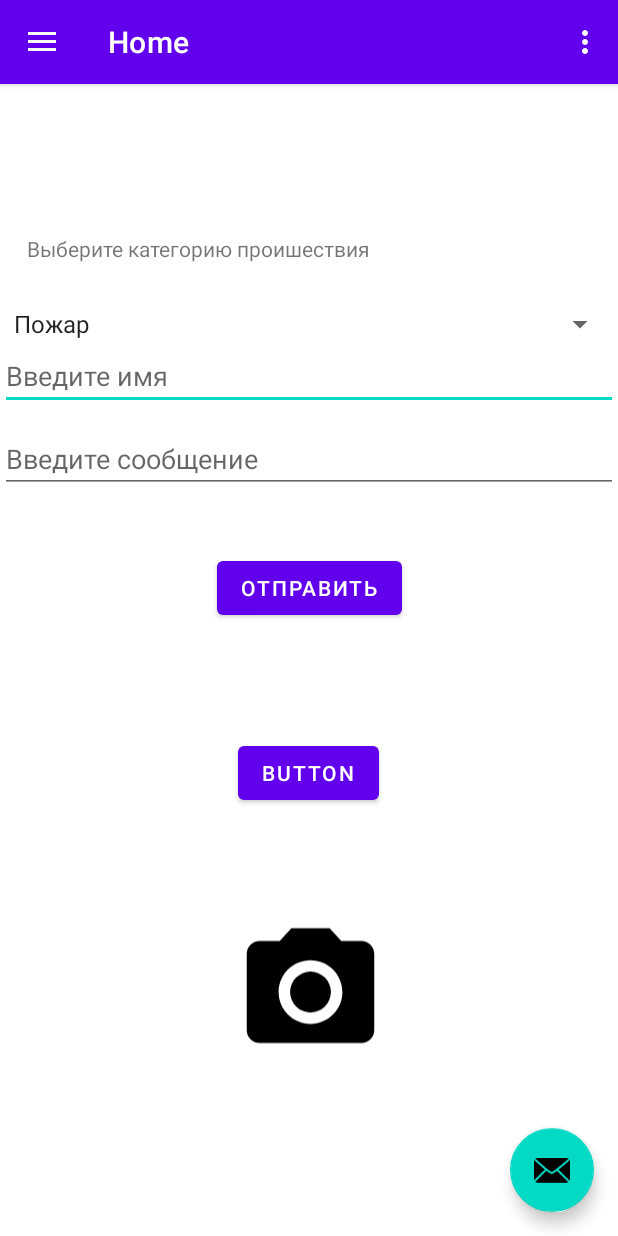
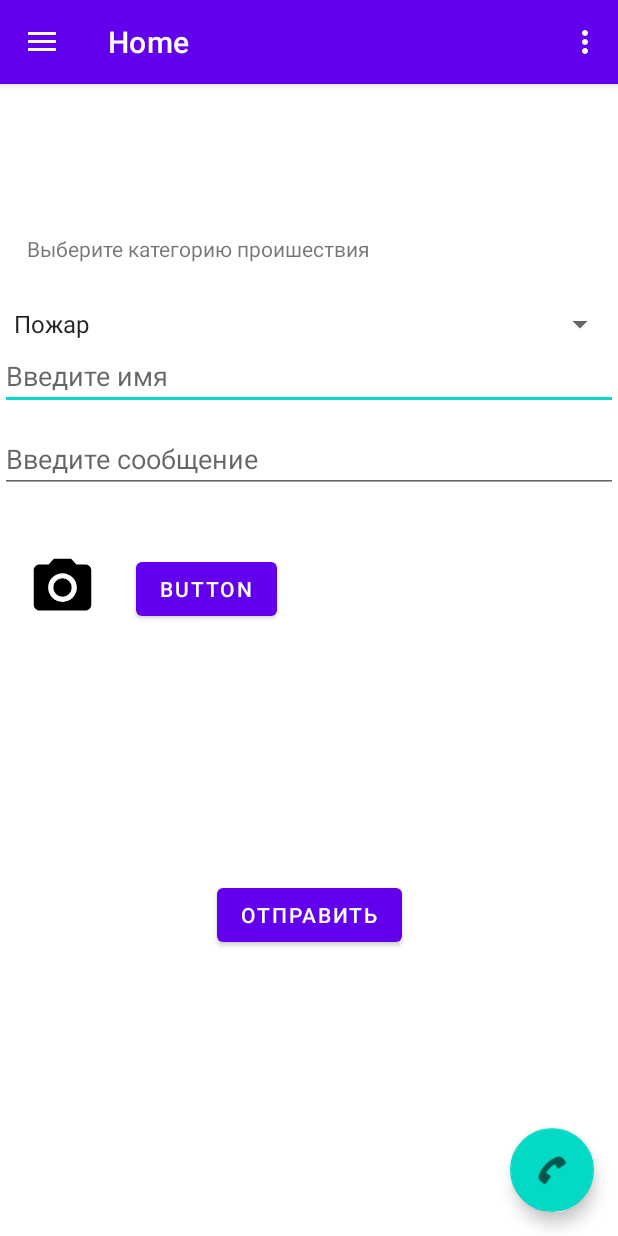
Before and after one commit to ghrthrth/mchsDiplom, an Android app: the screen it shows after launch (MainActivity), on a phone screen of 412 x 824 dp. Run offline under Robolectric (Android 15) with nearby library versions, the phone set to English and light mode, and no system bars; our stand-ins replace navigation-ui; pictures from the network do not load.

Commit message:
release v2

```diff
--- a/app/src/main/AndroidManifest.xml
+++ b/app/src/main/AndroidManifest.xml
@@ -1,7 +1,13 @@
 <?xml version="1.0" encoding="utf-8"?>
 <manifest xmlns:android="http://schemas.android.com/apk/res/android"
     xmlns:tools="http://schemas.android.com/tools">
+
+    <uses-feature
+        android:name="android.hardware.telephony"
+        android:required="false" />
+
     <uses-permission android:name="android.permission.INTERNET"/>
+    <uses-permission android:name="android.permission.CALL_PHONE" />
     <uses-permission android:name="android.permission.READ_EXTERNAL_STORAGE"
         android:maxSdkVersion="32" />
     <application
--- a/app/src/main/res/layout/app_bar_main.xml
+++ b/app/src/main/res/layout/app_bar_main.xml
@@ -29,6 +29,6 @@
         android:layout_gravity="bottom|end"
         android:layout_marginEnd="@dimen/fab_margin"
         android:layout_marginBottom="16dp"
-        app:srcCompat="@android:drawable/ic_dialog_email" />
+        app:srcCompat="@android:drawable/ic_menu_call" />
 
 </androidx.coordinatorlayout.widget.CoordinatorLayout>
--- a/app/src/main/res/layout/fragment_home.xml
+++ b/app/src/main/res/layout/fragment_home.xml
@@ -65,40 +65,38 @@
         android:id="@+id/send"
         android:layout_width="wrap_content"
         android:layout_height="wrap_content"
-        android:layout_marginStart="158dp"
-        android:layout_marginTop="39dp"
-        android:layout_marginEnd="159dp"
-        android:layout_marginBottom="372dp"
+        android:layout_marginStart="143dp"
+        android:layout_marginEnd="143dp"
+        android:layout_marginBottom="190dp"
         android:text="Отправить"
         app:layout_constraintBottom_toBottomOf="parent"
         app:layout_constraintEnd_toEndOf="parent"
-        app:layout_constraintHorizontal_bias="0.483"
-        app:layout_constraintStart_toStartOf="parent"
-        app:layout_constraintTop_toBottomOf="@+id/message"
-        app:layout_constraintVertical_bias="0.0" />
+        app:layout_constraintStart_toStartOf="parent" />
 
     <Button
         android:id="@+id/selectPhoto"
         android:layout_width="wrap_content"
         android:layout_height="wrap_content"
-        android:layout_marginStart="158dp"
-        android:layout_marginTop="57dp"
-        android:layout_marginEnd="159dp"
-        android:layout_marginBottom="267dp"
+        android:layout_marginStart="23dp"
+        android:layout_marginTop="22dp"
+        android:layout_marginEnd="227dp"
+        android:layout_marginBottom="151dp"
         android:text="Button"
-        app:layout_constraintBottom_toBottomOf="parent"
+        app:layout_constraintBottom_toTopOf="@+id/send"
         app:layout_constraintEnd_toEndOf="parent"
-        app:layout_constraintStart_toStartOf="parent"
-        app:layout_constraintTop_toBottomOf="@+id/send" />
+        app:layout_constraintStart_toEndOf="@+id/imageView2"
+        app:layout_constraintTop_toBottomOf="@+id/message" />
 
     <ImageView
         android:id="@+id/imageView2"
-        android:layout_width="102dp"
-        android:layout_height="108dp"
-        android:layout_marginStart="156dp"
-        android:layout_marginTop="68dp"
+        android:layout_width="51dp"
+        android:layout_height="46dp"
+        android:layout_marginStart="16dp"
+        android:layout_marginTop="22dp"
+        android:layout_marginBottom="391dp"
         android:src="@drawable/ic_menu_camera"
+        app:layout_constraintBottom_toBottomOf="parent"
         app:layout_constraintStart_toStartOf="parent"
-        app:layout_constraintTop_toBottomOf="@+id/selectPhoto" />
+        app:layout_constraintTop_toBottomOf="@+id/message" />
 
 </androidx.constraintlayout.widget.ConstraintLayout>
--- a/app/src/main/res/layout/grid_item_layout.xml
+++ b/app/src/main/res/layout/grid_item_layout.xml
@@ -5,7 +5,7 @@
 
     <ImageView
         android:id="@+id/grid_image"
-        android:layout_width="200dp"
+        android:layout_width="400dp"
         android:layout_height="200dp"
         android:scaleType="centerCrop" />
 
```
Also changed, not shown: app/src/main/java/com/example/mchs/MainActivity.java (+33 -2 lines), app/src/main/java/com/example/mchs/ui/gallery/Card.java (added, +37 -0 lines), app/src/main/java/com/example/mchs/ui/gallery/GalleryFragment.java (+3 -6 lines), app/src/main/java/com/example/mchs/ui/gallery/ImageAdapter.java (+51 -18 lines), app/src/main/java/com/example/mchs/ui/home/HomeFragment.java (+16 -13 lines), app/src/main/res/layout/fragment_gallery.xml (+23 -38 lines).
